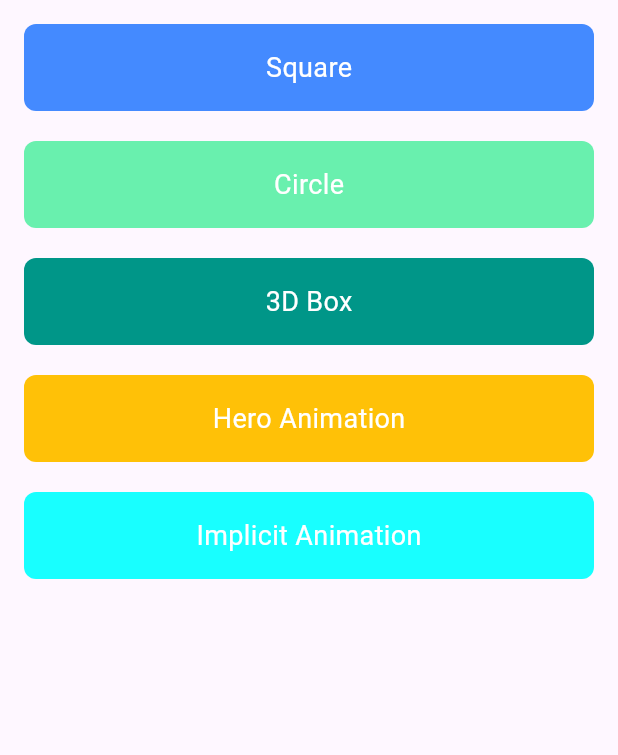
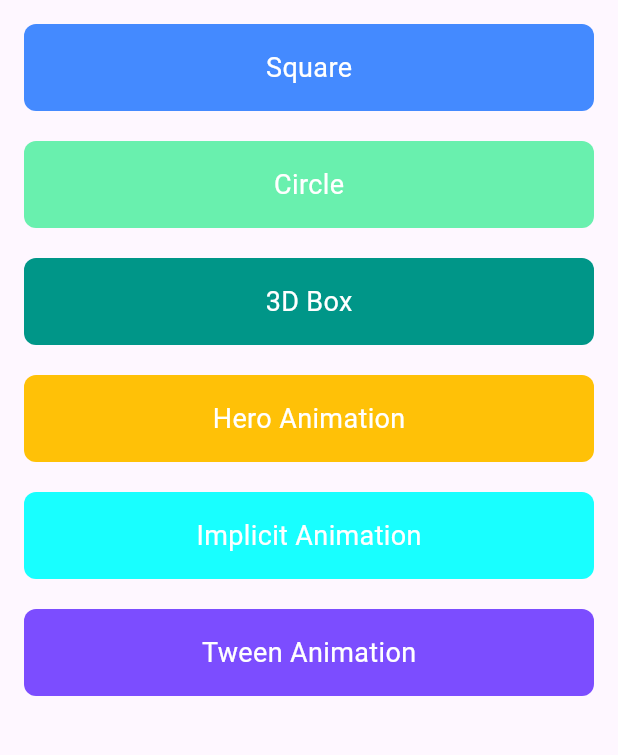
Before and after one commit to Usman-504/Animations, a Flutter app: the screen it shows after launch, on a phone screen of 412 x 824 dp, the part 84-839 px from its top. Run offline on Flutter 3.47's test engine with Material 3 defaults, Android fonts, the phone set to English and light mode, and no system bars.

Commit message:
Tween Animation

```diff
--- a/lib/main.dart
+++ b/lib/main.dart
@@ -3,6 +3,7 @@ import 'package:animations/example1.dart';
 import 'package:animations/example3.dart';
 import 'package:animations/example4.dart';
 import 'package:animations/example5.dart';
+import 'package:animations/example6.dart';
 import 'package:flutter/material.dart';
 
 void main() {
@@ -153,6 +154,29 @@ class MainScreen extends StatelessWidget {
                   ),
                 ),
               ),
+              const SizedBox(height: 20),
+              GestureDetector(
+                onTap: () {
+                  Navigator.push(
+                    context,
+                    MaterialPageRoute(builder: (context) => const Example6()),
+                  );
+                },
+                child: Container(
+                  width: double.infinity,
+                  padding: const EdgeInsets.all(16),
+                  decoration: BoxDecoration(
+                    color: Colors.deepPurpleAccent,
+                    borderRadius: BorderRadius.circular(8),
+                  ),
+                  child: const Center(
+                    child: Text(
+                      'Tween Animation',
+                      style: TextStyle(color: Colors.white, fontSize: 18),
+                    ),
+                  ),
+                ),
+              ),
             ],
           ),
         ),
```
Also changed, not shown: lib/example6.dart (added, +15 -0 lines).
